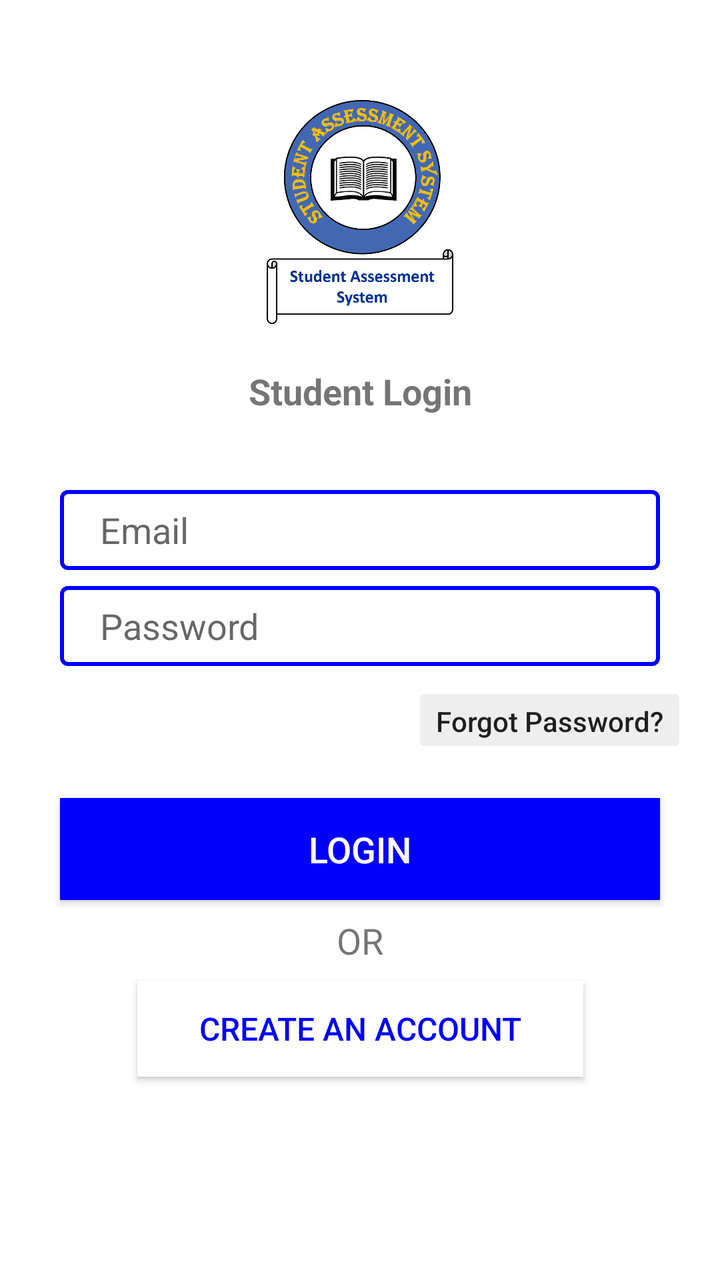
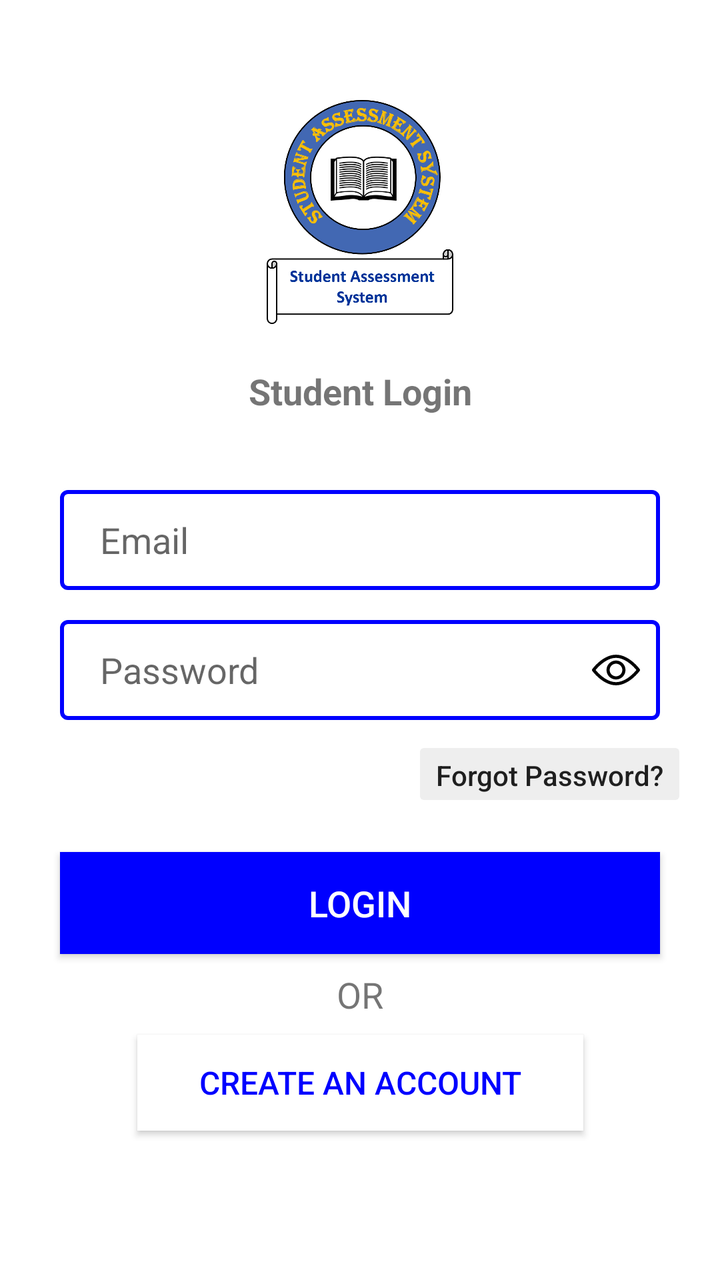

Compare the two renders of this Android layout. The source of the first and the diff that turns it into the second are given below.
<!-- AndroidManifest.xml: application theme AppTheme -->
<!-- res/layout/activity_student_login.xml -->
<?xml version="1.0" encoding="utf-8"?>
<ScrollView xmlns:app="http://schemas.android.com/apk/res-auto"
    xmlns:tools="http://schemas.android.com/tools"
    android:layout_height="match_parent"
    android:layout_width="match_parent"
    xmlns:android="http://schemas.android.com/apk/res/android"
    android:background="#fff"
    android:scrollbars="vertical">
    <android.support.constraint.ConstraintLayout xmlns:android="http://schemas.android.com/apk/res/android"
        xmlns:app="http://schemas.android.com/apk/res-auto"
        xmlns:tools="http://schemas.android.com/tools"
        android:layout_width="match_parent"
        android:layout_height="match_parent"
        tools:context=".ALogin">

        <ImageView
            android:id="@+id/imageView"
            android:layout_width="112dp"
            android:layout_height="112dp"
            android:layout_marginBottom="8dp"
            android:layout_marginEnd="8dp"
            android:layout_marginLeft="8dp"
            android:layout_marginRight="8dp"
            android:layout_marginStart="8dp"
            android:layout_marginTop="50dp"
            app:layout_constraintBottom_toTopOf="@+id/textView"
            app:layout_constraintEnd_toEndOf="parent"
            app:layout_constraintStart_toStartOf="parent"
            app:layout_constraintTop_toTopOf="parent"
            app:layout_constraintVertical_bias="1.0"
            android:src="@drawable/student" />

        <TextView
            android:id="@+id/textView"
            android:layout_width="226dp"
            android:layout_height="51dp"
            android:layout_marginBottom="24dp"
            android:layout_marginEnd="8dp"
            android:layout_marginLeft="8dp"
            android:layout_marginRight="8dp"
            android:layout_marginStart="8dp"
            android:gravity="center"
            android:text="Student Login"
            android:textSize="18sp"
            android:textStyle="bold"
            app:layout_constraintBottom_toTopOf="@+id/et_email"
            app:layout_constraintEnd_toEndOf="parent"
            app:layout_constraintStart_toStartOf="parent" />

        <EditText
            android:id="@+id/et_email"
            android:layout_width="300dp"
            android:layout_height="40dp"
            android:layout_marginBottom="8dp"
            android:layout_marginEnd="8dp"
            android:layout_marginLeft="8dp"
            android:layout_marginRight="8dp"
            android:layout_marginStart="8dp"
            android:ems="10"
            android:hint="Email"
            android:inputType="textEmailAddress"
            app:layout_constraintBottom_toTopOf="@+id/et_password"
            app:layout_constraintEnd_toEndOf="parent"
            app:layout_constraintHorizontal_bias="0.503"
            app:layout_constraintStart_toStartOf="parent"
            android:background="@layout/rounded_border_edittext"
            android:paddingLeft="20dp"/>

        <EditText
            android:id="@+id/et_password"
            android:layout_width="300dp"
            android:layout_height="40dp"
            android:layout_marginBottom="8dp"
            android:layout_marginEnd="8dp"
            android:layout_marginLeft="8dp"
            android:layout_marginRight="8dp"
            android:layout_marginStart="8dp"
            android:ems="10"
            android:hint="Password"
            android:inputType="textPassword"
            app:layout_constraintBottom_toTopOf="@+id/button3"
            app:layout_constraintEnd_toEndOf="parent"
            app:layout_constraintHorizontal_bias="0.503"
            app:layout_constraintStart_toStartOf="parent"
            android:background="@layout/rounded_border_edittext"
            android:layout_marginTop="50dp"
            android:paddingLeft="20dp"/>

        <Button
            android:id="@+id/button"
            android:layout_width="300dp"
            android:layout_height="51dp"
            android:layout_marginBottom="8dp"
            android:layout_marginEnd="8dp"
            android:layout_marginLeft="8dp"
            android:layout_marginRight="8dp"
            android:layout_marginStart="8dp"
            android:background="@color/blue"
            android:text="Login"
            android:textColor="#fff"
            android:textSize="18dp"
            app:layout_constraintBottom_toTopOf="@+id/textView4"
            app:layout_constraintEnd_toEndOf="parent"
            app:layout_constraintStart_toStartOf="parent"
            android:onClick="loginVerify"/>

        <Button
            android:id="@+id/button3"
            android:layout_width="wrap_content"
            android:layout_height="38dp"
            android:layout_marginBottom="20dp"
            android:layout_marginEnd="8dp"
            android:layout_marginLeft="8dp"
            android:layout_marginRight="8dp"
            android:layout_marginStart="8dp"
            android:backgroundTint="@color/transparent"
            android:outlineProvider="none"
            android:text="Forgot Password?"
            android:textAllCaps="false"
            app:layout_constraintBottom_toTopOf="@+id/button"
            app:layout_constraintEnd_toEndOf="parent"
            app:layout_constraintHorizontal_bias="0.96"
            app:layout_constraintStart_toStartOf="parent"
            android:onClick="forgetPassword"/>

        <TextView
            android:id="@+id/textView4"
            android:layout_width="wrap_content"
            android:layout_height="wrap_content"
            android:layout_marginBottom="8dp"
            android:layout_marginEnd="8dp"
            android:layout_marginLeft="8dp"
            android:layout_marginRight="8dp"
            android:layout_marginStart="8dp"
            android:text="OR"
            android:textSize="18sp"
            app:layout_constraintBottom_toTopOf="@+id/button4"
            app:layout_constraintEnd_toEndOf="parent"
            app:layout_constraintStart_toStartOf="parent" />

        <Button
            android:id="@+id/button4"
            android:layout_width="223dp"
            android:layout_height="wrap_content"
            android:layout_marginBottom="8dp"
            android:layout_marginEnd="8dp"
            android:layout_marginLeft="8dp"
            android:layout_marginRight="8dp"
            android:layout_marginStart="8dp"
            android:background="#fff"
            android:text="Create an Account"
            android:textColor="@color/blue"
            android:textSize="16sp"
            app:layout_constraintBottom_toBottomOf="parent"
            app:layout_constraintEnd_toEndOf="parent"
            app:layout_constraintStart_toStartOf="parent"
            android:onClick="register"/>

    </android.support.constraint.ConstraintLayout>
</ScrollView>
<!-- res/layout/rounded_border_edittext.xml (included above) -->
<selector xmlns:android="http://schemas.android.com/apk/res/android">
    <item>
        <shape android:shape="rectangle">
            <solid android:color="#ffffff"/>
            <corners android:radius="3dp" />
            <stroke
                android:width="2dp"
                android:color="@color/blue"
                />
        </shape>
    </item>
</selector>
<!-- resources referenced by this layout -->
<resources>
  <color name="blue">#0000ff</color>
  <color name="transparent">#eeeeee</color>
  <!-- drawable student: png bitmap (drawable, 101260 bytes) -->
  <style name="AppTheme" parent="Theme.AppCompat.Light.NoActionBar">
          
          <item name="colorPrimary">@color/colorPrimary</item>
          <item name="colorPrimaryDark">@color/colorPrimaryDark</item>
          <item name="colorAccent">@color/colorAccent</item>
      </style>
  <color name="colorPrimary">#00acee</color>
  <color name="colorPrimaryDark">#00acee</color>
  <color name="colorAccent">#D81B60</color>
</resources>

<!-- the commit's change to res/layout/activity_student_login.xml (unified diff, before → after) -->
@@ -50,8 +50,8 @@
         <EditText
             android:id="@+id/et_email"
             android:layout_width="300dp"
-            android:layout_height="40dp"
-            android:layout_marginBottom="8dp"
+            android:layout_height="50dp"
+            android:layout_marginBottom="15dp"
             android:layout_marginEnd="8dp"
             android:layout_marginLeft="8dp"
             android:layout_marginRight="8dp"
@@ -69,7 +69,7 @@
         <EditText
             android:id="@+id/et_password"
             android:layout_width="300dp"
-            android:layout_height="40dp"
+            android:layout_height="50dp"
             android:layout_marginBottom="8dp"
             android:layout_marginEnd="8dp"
             android:layout_marginLeft="8dp"
@@ -78,13 +78,15 @@
             android:ems="10"
             android:hint="Password"
             android:inputType="textPassword"
+            android:drawableEnd="@drawable/ic_visible_eye"
             app:layout_constraintBottom_toTopOf="@+id/button3"
             app:layout_constraintEnd_toEndOf="parent"
             app:layout_constraintHorizontal_bias="0.503"
             app:layout_constraintStart_toStartOf="parent"
             android:background="@layout/rounded_border_edittext"
             android:layout_marginTop="50dp"
-            android:paddingLeft="20dp"/>
+            android:paddingLeft="20dp"
+            android:paddingEnd="10dp"/>
 
         <Button
             android:id="@+id/button"
<!-- resource entries referenced after the edit -->
@@ -2,6 +2,12 @@
 <resources>
   <color name="blue">#0000ff</color>
   <color name="transparent">#eeeeee</color>
+  <!-- drawable ic_visible_eye (drawable) -->
+  <vector android:height="24dp" android:viewportHeight="511.999"
+      android:viewportWidth="511.999" android:width="24dp" xmlns:android="http://schemas.android.com/apk/res/android">
+      <path android:fillColor="#FF000000" android:pathData="M508.745,246.041c-4.574,-6.257 -113.557,-153.206 -252.748,-153.206S7.818,239.784 3.249,246.035c-4.332,5.936 -4.332,13.987 0,19.923c4.569,6.257 113.557,153.206 252.748,153.206s248.174,-146.95 252.748,-153.201C513.083,260.028 513.083,251.971 508.745,246.041zM255.997,385.406c-102.529,0 -191.33,-97.533 -217.617,-129.418c26.253,-31.913 114.868,-129.395 217.617,-129.395c102.524,0 191.319,97.516 217.617,129.418C447.361,287.923 358.746,385.406 255.997,385.406z"/>
+      <path android:fillColor="#FF000000" android:pathData="M255.997,154.725c-55.842,0 -101.275,45.433 -101.275,101.275s45.433,101.275 101.275,101.275s101.275,-45.433 101.275,-101.275S311.839,154.725 255.997,154.725zM255.997,323.516c-37.23,0 -67.516,-30.287 -67.516,-67.516s30.287,-67.516 67.516,-67.516s67.516,30.287 67.516,67.516S293.227,323.516 255.997,323.516z"/>
+  </vector>
   <!-- drawable student: png bitmap (drawable, 101260 bytes) -->
   <style name="AppTheme" parent="Theme.AppCompat.Light.NoActionBar">
           
